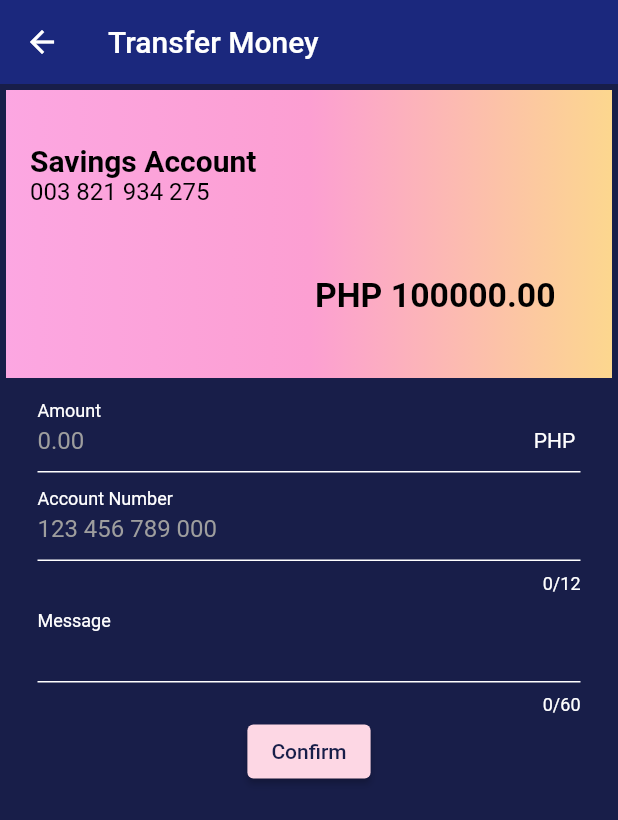
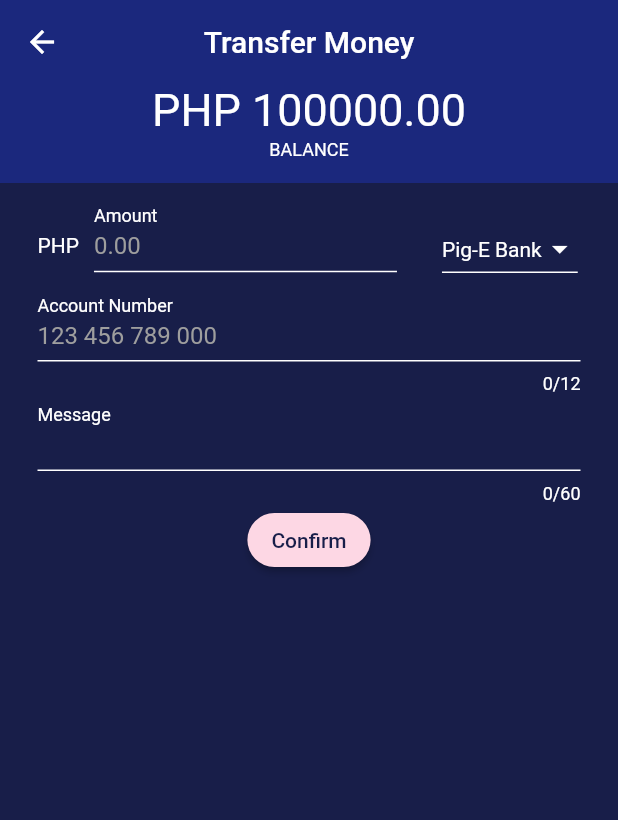
Before and after one commit to daPiang/pig-e-bank, a Flutter app: the TransferMoney screen opened directly, on a phone screen of 412 x 824 dp. Shown: the top 820 px of the screen. Run offline on Flutter 3.47's test engine with Material 2 defaults, Android fonts, the phone set to English and light mode, and no system bars.

Commit message:
redesigned transfer_money.dart; added data passing

```diff
--- a/lib/account.dart
+++ b/lib/account.dart
@@ -1,4 +1,3 @@
 class Account {
   static double bal = 100000.00;
-  static String balstr = '100,000.00';
 }
--- a/lib/transfer_money.dart
+++ b/lib/transfer_money.dart
@@ -21,6 +21,8 @@ class _TransferMoneyState extends State<TransferMoney> {
   final lessSnack = const SnackBar(content: Text('Amount less than 200'));
   final greatSnack =
       const SnackBar(content: Text('Amount greater than current balance'));
+
+  String dropdownValue = 'Pig-E Bank';
 
   @override
   void dispose() {
@@ -49,38 +51,19 @@ class _TransferMoneyState extends State<TransferMoney> {
     } else if (double.parse(amountController.text) < 200) {
       ScaffoldMessenger.of(context).showSnackBar(lessSnack);
     } else {
-      Navigator.push(context,
-          MaterialPageRoute(builder: (context) => const ConfirmTransfer()));
+      Navigator.push(
+          context,
+          MaterialPageRoute(
+              builder: (context) => ConfirmTransfer(
+                    drpVal: dropdownValue,
+                    accNum: accountController.text,
+                    transMsg: msgController.text,
+                  )));
     }
   }
 
   @override
   Widget build(BuildContext context) {
-    final TextStyle cardTextStyle =
-        Theme.of(context).textTheme.subtitle1!.copyWith(
-              color: Colors.black,
-              fontWeight: FontWeight.w600,
-            );
-
-    final BoxDecoration decoration = BoxDecoration(
-      gradient: const LinearGradient(
-        colors: <Color>[
-          BankTheme.orange,
-          Color(0xFFFEC18A),
-        ],
-        begin: Alignment.topLeft,
-        end: Alignment.bottomRight,
-      ),
-      borderRadius: const BorderRadius.only(
-          //topLeft: Radius.circular(30.0),
-          //topRight: Radius.circular(30.0),
-          ),
-      border: Border.all(
-        color: BankTheme.black,
-        width: 4.0,
-      ),
-    );
-
     const InputDecoration txFldBase = InputDecoration(
       floatingLabelBehavior: FloatingLabelBehavior.always,
       counterStyle: TextStyle(color: Colors.white),
@@ -99,91 +82,105 @@ class _TransferMoneyState extends State<TransferMoney> {
       appBar: AppBar(
         backgroundColor: const Color(0xFF1b287d),
         title: const Text('Transfer Money'),
+        centerTitle: true,
       ),
       body: SingleChildScrollView(
         reverse: true,
         child: Column(
           children: <Widget>[
             Container(
-              height: 200.0,
-              decoration: decoration.copyWith(
-                //borderRadius: BorderRadius.circular(30),
-                gradient: const LinearGradient(
-                  colors: <Color>[
-                    Color(0xFFFCA7E2),
-                    Color(0xFFFC9FD2),
-                    Color(0xFFFCD88D),
-                  ],
+              width: MediaQuery.of(context).size.width,
+              color: const Color(0xFF1b287d),
+              child: Column(
+                  mainAxisAlignment: MainAxisAlignment.center,
+                  children: [
+                    SizedBox(
+                      height: 37,
+                      child: Text(
+                        'PHP ' + Account.bal.toStringAsFixed(2),
+                        style:
+                            const TextStyle(fontSize: 30, color: Colors.white),
                       ),
                     ),
-              child: Padding(
-                padding: const EdgeInsets.all(16.0),
-                child: Column(
-                  mainAxisAlignment: MainAxisAlignment.spaceAround,
-                  children: <Widget>[
-                    Row(
-                      mainAxisAlignment: MainAxisAlignment.spaceBetween,
-                      crossAxisAlignment: CrossAxisAlignment.start,
-                      children: <Widget>[
-                        Column(
-                          mainAxisAlignment: MainAxisAlignment.start,
-                          crossAxisAlignment: CrossAxisAlignment.start,
-                          children: <Widget>[
-                            Text(
-                              'Savings Account',
-                              style: cardTextStyle.copyWith(
-                                fontSize: 20.0,
-                                fontWeight: FontWeight.bold,
-                              ),
-                            ),
-                            Text(
-                              '003 821 934 275',
-                              style: cardTextStyle.copyWith(
-                                fontSize: 16.0,
-                                fontWeight: FontWeight.normal,
-                              ),
-                            ),
-                          ],
-                        ),
-                      ],
-                    ),
-                    Row(
-                      children: <Widget>[
-                        const SizedBox(
-                          height: 40.0,
-                          //child: Image.network(
-                          //'https://www.montyhalls.co.uk/wp-content/uploads/2014/11/logo-visa.png',
-                          //),
-                        ),
-                        const SizedBox(width: 190),
-                        Text(
-                          'PHP ' + Account.bal.toStringAsFixed(2),
-                          style: cardTextStyle.copyWith(
-                              fontSize: 22.5, fontWeight: FontWeight.bold),
-                        ),
-                      ],
-                    ),
-                  ],
-                ),
-              ),
+                    const Text('BALANCE',
+                        style: TextStyle(fontSize: 12, color: Colors.white)),
+                    const SizedBox(height: 15)
+                  ]),
             ),
             Padding(
               padding: const EdgeInsets.symmetric(horizontal: 25),
-              child: Column(
-                mainAxisAlignment: MainAxisAlignment.spaceEvenly,
-                children: <Widget>[
-                  TextField(
+              child: Column(children: [
+                Row(children: [
+                  const Padding(
+                    padding: EdgeInsets.only(top: 15),
+                    child: Text('PHP',
+                        style: TextStyle(
+                          color: Colors.white,
+                        )),
+                  ),
+                  const SizedBox(width: 10),
+                  SizedBox(
+                    width: 202,
+                    child: TextField(
                       //keyboardType: TextInputType.number,
                       //inputFormatters: [CustomTextInputFormatter()],
                       style: const TextStyle(color: Colors.white),
                       controller: amountController,
                       decoration: txFldBase.copyWith(
+                        isDense: true,
                         labelText: 'Amount',
                         hintText: '0.00',
                         errorText: _isValidAmnt ? 'Enter a valid amount' : null,
-                        suffixText: ('PHP '),
-                        suffixStyle: const TextStyle(color: Colors.white)),
                       ),
+                    ),
+                  ),
+                  Padding(
+                    padding: const EdgeInsets.only(top: 20),
+                    child: Row(
+                      children: [
+                        const SizedBox(
+                          width: 30,
+                        ),
+                        DropdownButton<String>(
+                          dropdownColor: Colors.grey[800],
+                          //isExpanded: true,
+                          value: dropdownValue,
+                          icon: const Icon(
+                            Icons.arrow_drop_down,
+                            color: Colors.white,
+                          ),
+                          iconSize: 24,
+                          elevation: 16,
+                          style: const TextStyle(color: Colors.white),
+                          underline: Container(
+                            height: 1,
+                            color: Colors.white,
+                          ),
+                          onChanged: (String? newValue) {
+                            setState(() {
+                              dropdownValue = newValue!;
+                            });
+                          },
+                          items: <String>[
+                            'Pig-E Bank',
+                            'GCash',
+                            'Paymaya',
+                            'BDO',
+                            'RCBC',
+                            'Landbank',
+                            'BPI',
+                            'Coins.ph'
+                          ].map<DropdownMenuItem<String>>((String value) {
+                            return DropdownMenuItem<String>(
+                              value: value,
+                              child: Text(value),
+                            );
+                          }).toList(),
+                        ),
+                      ],
+                    ),
+                  ),
+                ]),
                 TextField(
                   //keyboardType: TextInputType.number,
                   //inputFormatters: [AccountSep()],
@@ -192,6 +189,7 @@ class _TransferMoneyState extends State<TransferMoney> {
                   style: const TextStyle(color: Colors.white),
                   controller: accountController,
                   decoration: txFldBase.copyWith(
+                      isDense: true,
                       labelText: 'Account Number',
                       hintText: '123 456 789 000',
                       errorText: _isValidAcc
@@ -203,29 +201,33 @@ class _TransferMoneyState extends State<TransferMoney> {
                   maxLengthEnforcement: MaxLengthEnforcement.enforced,
                   style: const TextStyle(color: Colors.white),
                   controller: msgController,
-                    decoration: txFldBase.copyWith(labelText: 'Message'),
+                  decoration: txFldBase.copyWith(
+                    labelText: 'Message',
+                    isDense: true,
+                  ),
                 ),
                 ElevatedButton(
                     style: ButtonStyle(
                         backgroundColor:
                             MaterialStateProperty.all(BankTheme.salmon),
-                      ),
+                        shape:
+                            MaterialStateProperty.all<RoundedRectangleBorder>(
+                                RoundedRectangleBorder(
+                          borderRadius: BorderRadius.circular(18.0),
+                        ))),
                     child: const Text(
                       'Confirm',
                       style: TextStyle(color: BankTheme.black),
                     ),
                     onPressed: () {
-                        //print(Account.bal);
-                        //Account.bal =
-                        //Account.bal - double.parse(amountController.text);
-                        //print(Account.bal);
+                      Account.bal =
+                          Account.bal - double.parse(amountController.text);
                       validateFields();
                       if (_isValidAmnt == true && _isValidAcc == true) {
                         validateAmnt();
                       } else {}
                     }),
-                ],
-              ),
+              ]),
             ),
           ],
         ),
```
Also changed, not shown: lib/confirm_transfer.dart (+26 -6 lines), lib/dashboard.dart (+26 -12 lines), 2 other files. Lines whose indentation alone changed are shown as unchanged.
